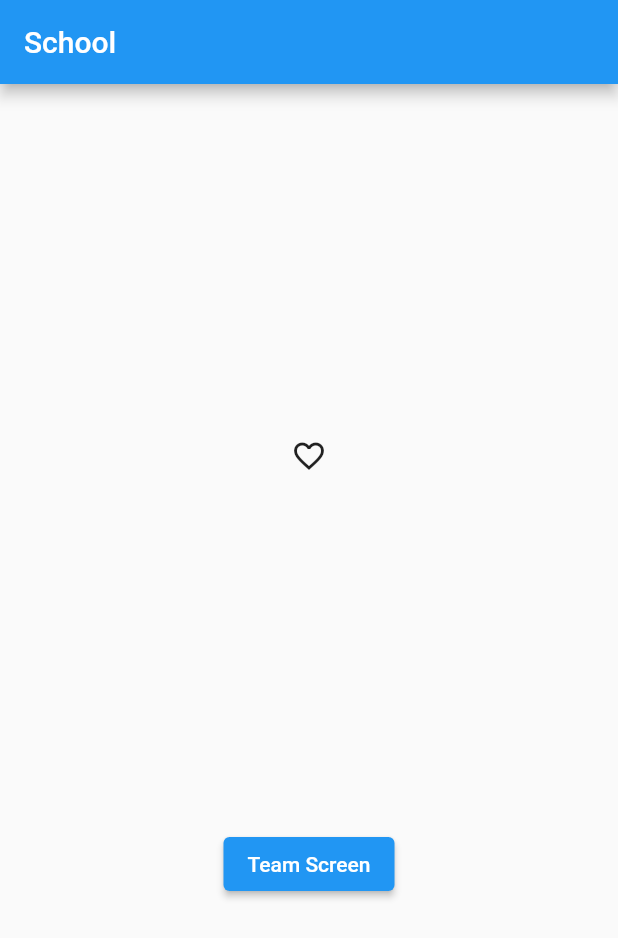
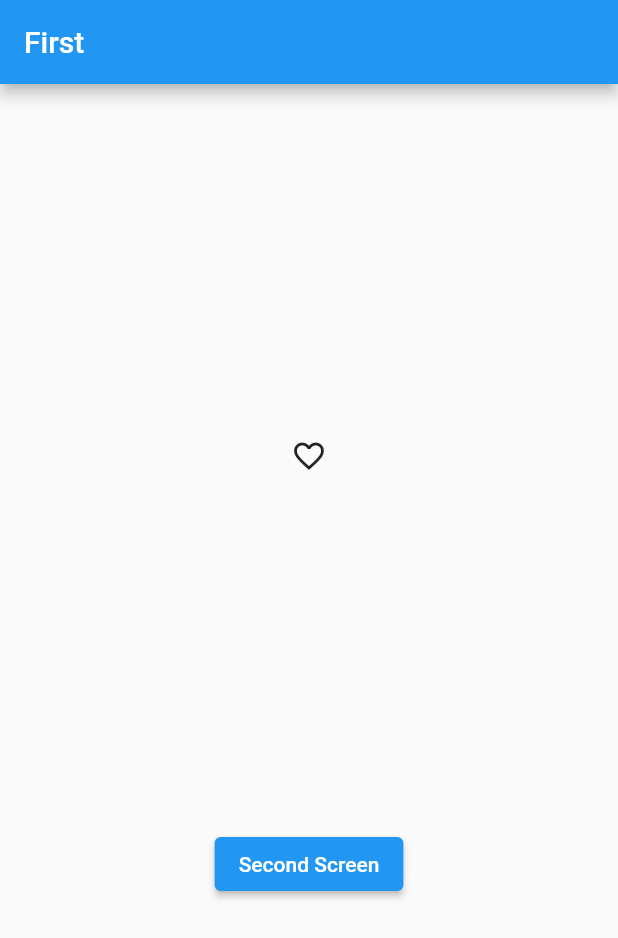
Before and after one commit to ChristianConstantNel/BlocConsumer-Bug, a Flutter app: the screen it shows after launch, on a phone screen of 412 x 824 dp. Shown: the top 938 px of the screen. Run offline on Flutter 3.47's test engine with Material 2 defaults, Android fonts, the phone set to English and light mode, and no system bars; our stand-ins replace bloc, equatable, flutter_bloc.

Commit message:
updates: Changed type names

```diff
--- a/lib/main.dart
+++ b/lib/main.dart
@@ -48,19 +48,19 @@ class _MyHomePageState extends State<MyHomePage> {
   Widget build(BuildContext context) {
     return Scaffold(
       appBar: AppBar(
-        title: Text('School'),
+        title: Text('First'),
       ),
       body: Center(
         child: Column(
           mainAxisAlignment: MainAxisAlignment.spaceEvenly,
           children: <Widget>[
             FavIcon(
-              type: 'School',
+              type: 'First Heart',
             ),
             ElevatedButton(
                 onPressed: () => Navigator.push(context,
                     MaterialPageRoute(builder: (context) => TeamPage())),
-                child: Text('Team Screen'))
+                child: Text('Second Screen'))
           ],
         ),
       ),
--- a/lib/team.dart
+++ b/lib/team.dart
@@ -11,18 +11,15 @@ class _TeamPageState extends State<TeamPage> {
   Widget build(BuildContext context) {
     return Scaffold(
       appBar: AppBar(
-        title: Text('Team'),
+        title: Text('Second'),
       ),
       body: Center(
         child: Column(
           mainAxisAlignment: MainAxisAlignment.spaceEvenly,
           children: <Widget>[
             FavIcon(
-              type: 'Team',
+              type: 'Second Heart',
             ),
-            ElevatedButton(
-                onPressed: () => Navigator.pop(context),
-                child: Text('School Screen'))
           ],
         ),
       ),
```
